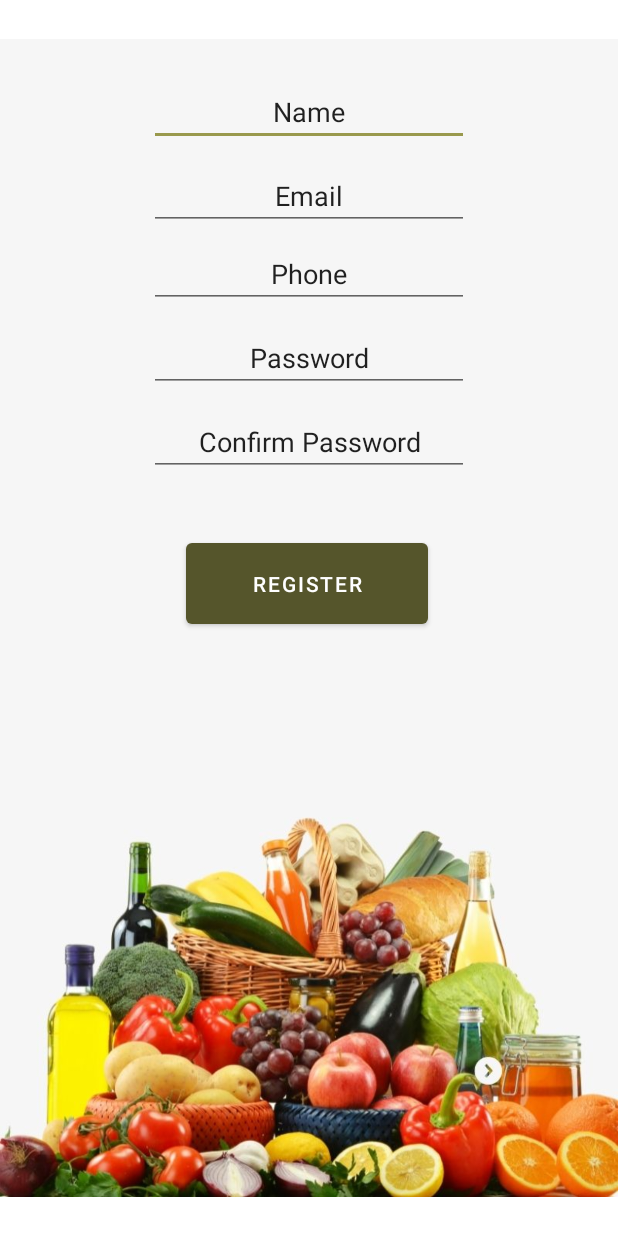
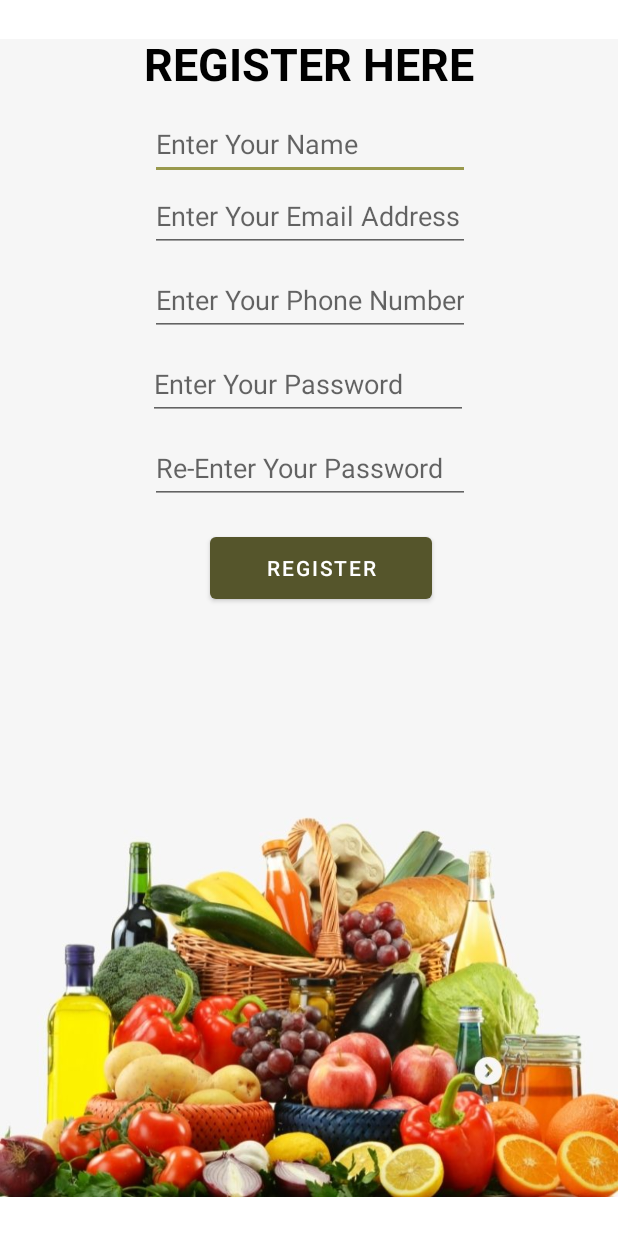
Before and after one commit to SahanPunchihewa/MAD-Project-Y2-S2, an Android app: the layout activity_customer_register.xml on its own in the app's theme, with its tools: preview values and no code run, on a phone screen of 412 x 824 dp. Run offline under Robolectric (Android 15) with nearby library versions, the phone set to English and light mode, and no system bars.

Commit message:
Register UI Complete

```diff
--- a/app/src/main/AndroidManifest.xml
+++ b/app/src/main/AndroidManifest.xml
@@ -12,6 +12,9 @@
         android:roundIcon="@mipmap/ic_launcher_round"
         android:supportsRtl="true"
         android:theme="@style/Theme.MobileApplication">
+        <activity
+            android:name=".CustomerRegisterActivity"
+            android:exported="false" />
         <activity
             android:name=".activities.grocery.MainActivityG"
             android:exported="false" />
--- /dev/null
+++ b/app/src/main/java/com/example/mobileapplication/activities/customer/CustomerRegisterActivity.java
@@ -0,0 +1,16 @@
+package com.example.mobileapplication.activities.customer;
+
+import androidx.appcompat.app.AppCompatActivity;
+
+import android.os.Bundle;
+
+import com.example.mobileapplication.R;
+
+public class CustomerRegisterActivity extends AppCompatActivity {
+
+    @Override
+    protected void onCreate(Bundle savedInstanceState) {
+        super.onCreate(savedInstanceState);
+        setContentView(R.layout.activity_customer_register);
+    }
+}
--- /dev/null
+++ b/app/src/main/java/com/example/mobileapplication/models/CustomerModel.java
@@ -0,0 +1,9 @@
+package com.example.mobileapplication.models;
+
+public class CustomerModel {
+
+    String id;
+    String Name;
+
+
+}
--- a/app/src/main/res/layout/activity_register.xml
+++ b/app/src/main/res/layout/activity_customer_register.xml
@@ -1,10 +1,9 @@
-<?xml version="1.0" encoding="utf-8"?>
 <androidx.constraintlayout.widget.ConstraintLayout xmlns:android="http://schemas.android.com/apk/res/android"
     xmlns:app="http://schemas.android.com/apk/res-auto"
     xmlns:tools="http://schemas.android.com/tools"
     android:layout_width="match_parent"
     android:layout_height="match_parent"
-    tools:context=".RegisterActivity">
+    tools:context=".activities.customer.CustomerRegisterActivity">
 
     <ImageView
         android:id="@+id/imageView6"
@@ -20,77 +19,101 @@
         app:layout_constraintVertical_bias="0.0" />
 
     <EditText
-        android:id="@+id/cust_et_name"
+        android:id="@+id/cusName"
         android:layout_width="wrap_content"
         android:layout_height="wrap_content"
-        android:layout_marginTop="52dp"
+        android:layout_marginTop="72dp"
         android:ems="10"
         android:inputType="textPersonName"
-        android:text="@string/cust_et_name"
-        android:textAlignment="center"
+        android:minHeight="48dp"
+        android:hint="@string/cust_et_name"
         app:layout_constraintEnd_toEndOf="parent"
+        app:layout_constraintHorizontal_bias="0.502"
         app:layout_constraintStart_toStartOf="parent"
         app:layout_constraintTop_toTopOf="parent" />
 
     <EditText
-        android:id="@+id/cust_et_email"
+        android:id="@+id/cusEmail"
         android:layout_width="wrap_content"
         android:layout_height="wrap_content"
-        android:layout_marginTop="108dp"
+        android:layout_marginTop="120dp"
         android:ems="10"
-        android:inputType="textPersonName"
-        android:text="@string/cust_et_email"
-        android:textAlignment="center"
+        android:inputType="textEmailAddress"
+        android:minHeight="48dp"
+        android:hint="@string/cust_et_email"
         app:layout_constraintEnd_toEndOf="parent"
+        app:layout_constraintHorizontal_bias="0.502"
         app:layout_constraintStart_toStartOf="parent"
         app:layout_constraintTop_toTopOf="@+id/imageView6" />
 
     <EditText
-        android:id="@+id/cust_et_phone"
+        android:id="@+id/cusPhone"
         android:layout_width="wrap_content"
         android:layout_height="wrap_content"
-        android:layout_marginTop="160dp"
+        android:layout_marginTop="176dp"
         android:ems="10"
-        android:inputType="textPersonName"
-        android:text="@string/cust_et_phone"
-        android:textAlignment="center"
+        android:inputType="number"
+        android:minHeight="48dp"
+        android:hint="@string/cust_et_phone"
         app:layout_constraintEnd_toEndOf="parent"
+        app:layout_constraintHorizontal_bias="0.502"
         app:layout_constraintStart_toStartOf="parent"
         app:layout_constraintTop_toTopOf="parent" />
 
     <EditText
-        android:id="@+id/cust_et_password"
+        android:id="@+id/cusPass"
         android:layout_width="wrap_content"
         android:layout_height="wrap_content"
-        android:layout_marginTop="216dp"
+        android:layout_marginTop="232dp"
         android:ems="10"
         android:inputType="textPersonName"
-        android:text="@string/cust_et_password"
-        android:textAlignment="center"
+        android:minHeight="48dp"
+        android:hint="@string/cust_et_password"
         app:layout_constraintEnd_toEndOf="parent"
+        app:layout_constraintHorizontal_bias="0.497"
         app:layout_constraintStart_toStartOf="parent"
         app:layout_constraintTop_toTopOf="parent" />
 
     <EditText
-        android:id="@+id/cust_et_confirmPassword"
+        android:id="@+id/cusCPass"
         android:layout_width="wrap_content"
         android:layout_height="wrap_content"
-        android:layout_marginTop="272dp"
+        android:layout_marginTop="288dp"
         android:ems="10"
         android:inputType="textPersonName"
-        android:text="@string/cust_et_confirmPassword"
-        android:textAlignment="center"
+        android:minHeight="48dp"
+        android:hint="@string/cust_et_confirmPassword"
         app:layout_constraintEnd_toEndOf="parent"
+        app:layout_constraintHorizontal_bias="0.502"
         app:layout_constraintStart_toStartOf="parent"
         app:layout_constraintTop_toTopOf="parent" />
 
     <Button
-        android:id="@+id/cust_resiter_btn"
-        android:layout_width="161dp"
-        android:layout_height="66dp"
-        android:layout_marginStart="124dp"
-        android:layout_marginTop="356dp"
+        android:id="@+id/regBtn"
+        android:layout_width="148dp"
+        android:layout_height="53dp"
+        android:layout_marginStart="140dp"
+        android:layout_marginTop="352dp"
         android:text="@string/cust_resiter_btn"
         app:layout_constraintStart_toStartOf="parent"
         app:layout_constraintTop_toTopOf="parent" />
+
+    <TextView
+        android:id="@+id/textView2"
+        android:layout_width="wrap_content"
+        android:layout_height="wrap_content"
+        android:text="Register Here"
+        android:textAlignment="center"
+        android:textAllCaps="true"
+        android:textColor="@color/black"
+        android:textSize="30sp"
+        android:textStyle="bold"
+        app:layout_constraintBottom_toBottomOf="parent"
+        app:layout_constraintEnd_toEndOf="parent"
+        app:layout_constraintHorizontal_bias="0.5"
+        app:layout_constraintStart_toStartOf="parent"
+        app:layout_constraintTop_toTopOf="parent"
+        app:layout_constraintVertical_bias="0.028" />
+
+
 </androidx.constraintlayout.widget.ConstraintLayout>
--- a/app/src/main/res/values/strings.xml
+++ b/app/src/main/res/values/strings.xml
@@ -11,11 +11,11 @@
     <string name="Grocery_Item">Grocery Item</string>
     <string name="Bakery_Item">Bakery Item</string>
     <string name="Primacy_Item">Primacy Item</string>
-    <string name="cust_et_name">Name</string>
-    <string name="cust_et_email">Email</string>
-    <string name="cust_et_phone">Phone</string>
-    <string name="cust_et_password">Password</string>
-    <string name="cust_et_confirmPassword">Confirm Password</string>
+    <string name="cust_et_name">Enter Your Name</string>
+    <string name="cust_et_email">Enter Your Email Address</string>
+    <string name="cust_et_phone">Enter Your Phone Number</string>
+    <string name="cust_et_password">Enter Your Password</string>
+    <string name="cust_et_confirmPassword">Re-Enter Your Password</string>
     <string name="cust_resiter_btn">Register</string>
     <string name="cust_email">Email</string>
     <string name="cust_pw">Password</string>
```
